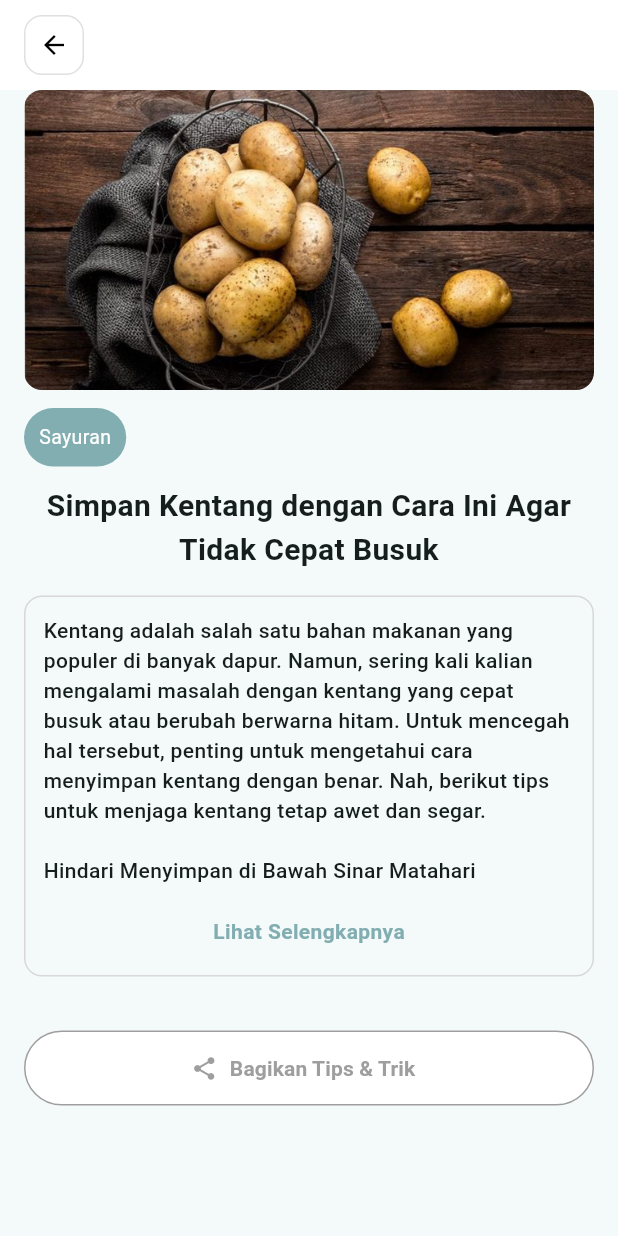
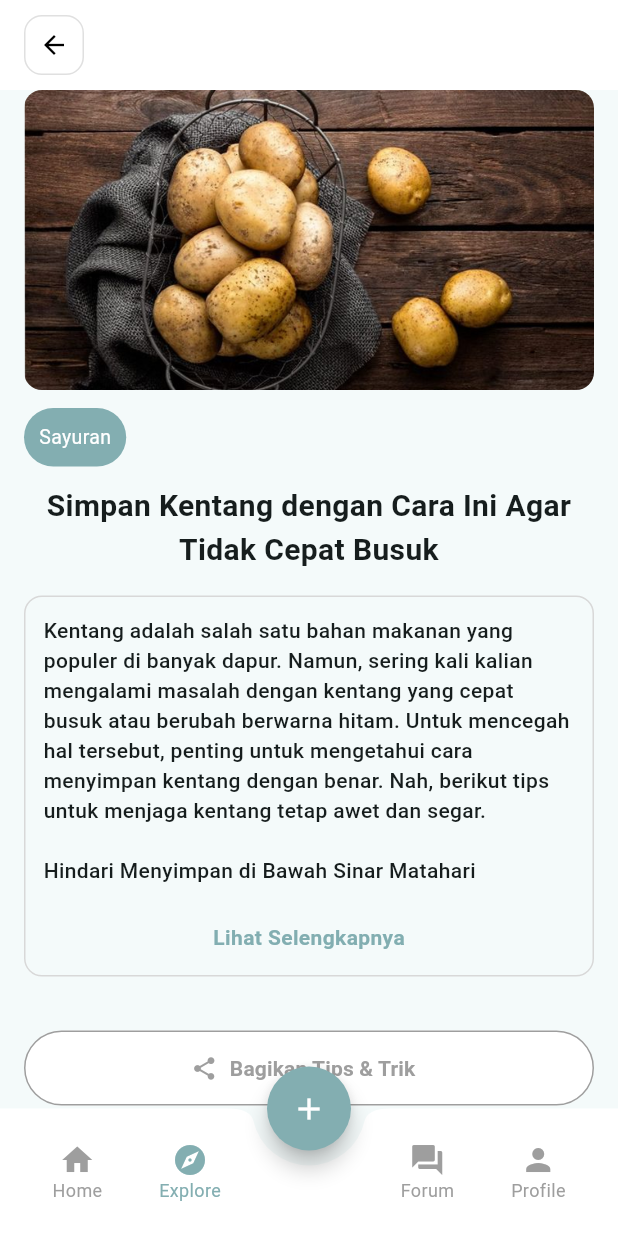
Before and after one commit to hafsahha/MASAKIO, a Flutter app: the TipsAndTrikPage screen opened directly, on a phone screen of 412 x 824 dp. Run offline on Flutter 3.47's test engine with Material 3 defaults, Android fonts, the phone set to English and light mode, and no system bars; our stand-ins replace image_picker, video_player.

```diff
--- a/lib/Tips Trik/detail_tips.dart
+++ b/lib/Tips Trik/detail_tips.dart
@@ -1,24 +1,14 @@
 import 'package:flutter/material.dart';
-
-class MyApp extends StatelessWidget {
-  const MyApp({super.key});
-
-  @override
-  Widget build(BuildContext context) {
-    return MaterialApp(
-      debugShowCheckedModeBanner: false,
-      title: 'Tips & Trik',
-      theme: ThemeData(
-        fontFamily: 'Montserrat',
-        scaffoldBackgroundColor: Colors.white,
-      ),
-      home: const TipsAndTrikPage(),
-    );
-  }
-}
+import 'package:masakio/.components/navbar.dart';
+import 'package:masakio/.components/bottom_popup.dart';
+import 'package:masakio/.components/button.dart';
+import 'package:masakio/Tambah Resep/tambah_resep1.dart';
+import 'package:masakio/Tips Trik/tambah_tips.dart';
+import 'package:masakio/main_page.dart';
 
 class TipsAndTrikPage extends StatefulWidget {
   const TipsAndTrikPage({super.key});
+
   @override
   State<TipsAndTrikPage> createState() => _TipsAndTrikPageState();
 }
@@ -30,6 +20,57 @@ class _TipsAndTrikPageState extends State<TipsAndTrikPage> {
     setState(() {
       _isExpanded = !_isExpanded;
     });
+  }
+
+  void _onNavbarItemSelected(int index) {
+    if (index != 1) {
+      Navigator.pushReplacement(
+        context,
+        MaterialPageRoute(
+          builder: (context) => MainPage(pageIndex: index),
+        ),
+      );
+    }
+  }
+
+  void _showBottomPopup() {
+    showModalBottomSheet(
+      context: context,
+      builder: (BuildContext context) {
+        return BottomPopup(
+          children: [
+            const Text(
+              'Mau buat apa hari ini?',
+              style: TextStyle(fontSize: 20, fontWeight: FontWeight.bold),
+            ),
+            const SizedBox(height: 30),
+            Button(
+              content: 'Buat Resep Baru',
+              onPressed: () {
+                Navigator.push(
+                  context,
+                  MaterialPageRoute(
+                    builder: (context) => const TambahResep1Page(),
+                  ),
+                );
+              },
+            ),
+            const SizedBox(height: 10),
+            Button(
+              content: 'Tulis Tips & Trik',
+              onPressed: () {
+                Navigator.push(
+                  context,
+                  MaterialPageRoute(
+                    builder: (context) => const TambahTipsPage(),
+                  ),
+                );
+              },
+            ),
+          ],
+        );
+      },
+    );
   }
 
   @override
@@ -123,89 +164,54 @@ class _TipsAndTrikPageState extends State<TipsAndTrikPage> {
                           const SizedBox(height: 12),
                           const Text(
                             'Kentang sebaiknya disimpan di tempat yang tidak terlalu dingin dengan suhu sejuk, tetapi kering. Tujuannya adalah untuk menjaga rasa alami kentang agar tidak berubah dengan mudah, serta menunda pembentukan kecambah pada kulit kentang yang menandakan awal pembusukan. \n\nPenting untuk menjaga kentang agar tidak terpapar sinar matahari langsung. Sebuah penelitian yang diterbitkan dalam Critical Reviews in Food Science and Nutrition menunjukkan bahwa paparan sinar matahari dapat menghasilkan senyawa beracun bernama solanine. Selain dapat menyebabkan rasa pahit saat dimakan, solanine juga tergolong beracun jika dikonsumsi dalam jumlah besar.',
-                            style: TextStyle(fontSize: 14, fontWeight: FontWeight.w400),
+                            style: TextStyle(fontSize: 14),
                           ),
                           const SizedBox(height: 12),
                           const Text(
                             'Jangan Simpan di Tempat yang Tertutup Rapat',
-                            style: TextStyle(fontSize: 14, fontWeight: FontWeight.w700),
+                            style: TextStyle(fontWeight: FontWeight.w700),
                           ),
                           const SizedBox(height: 4),
                           const Text(
-                            'Sirkulasi udara adalah kunci untuk menjaga kentang tetap segar. Sebaiknya, simpan kentang dalam wadah terbuka, seperti keranjang atau kantong berjaring agar udara bisa masuk dan keluar dengan bebas.\n\nHindari menyimpan kentang dalam kantong plastik karena ini dapat memicu kelembapan yang mempercepat kerusakan. Jika kamu menggunakan kantong plastik saat berbelanja, pastikan untuk segera mengeluarkan kentang agar dapat disimpan lebih lama.',
-                            style: TextStyle(fontSize: 14, fontWeight: FontWeight.w400),
+                            'Sirkulasi udara adalah kunci untuk menjaga kentang tetap segar. Sebaiknya, simpan kentang dalam wadah terbuka, seperti keranjang atau kantong berjaring agar udara bisa masuk dan keluar dengan bebas.\n\nHindari menyimpan kentang dalam kantong plastik karena ini dapat memicu kelembapan yang mempercepat kerusakan.',
+                            style: TextStyle(fontSize: 14),
                           ),
                           const SizedBox(height: 12),
                           const Text(
                             'Jangan Simpan di Kulkas',
-                            style: TextStyle(fontSize: 14, fontWeight: FontWeight.w700),
+                            style: TextStyle(fontWeight: FontWeight.w700),
                           ),
                           const SizedBox(height: 4),
                           const Text(
-                            'Tidak semua bahan makanan dapat bertahan lama saat disimpan di dalam kulkas. Kentang adalah salah satu bahan yang justru akan kurang baik jika disimpan dan diletakkan di lemari es. Cara menyimpan kentang di kulkas ini kurang baik untuk ketahanan dari kentang.\n\nSelain memengaruhi ketahanan, suhu dingin dapat mengubah kandungan pati pada kentang menjadi gula yang akan berdampak pada rasa saat dikonsumsi. Di samping itu, tekstur kentang juga akan menjadi lebih lembek.',
-                            style: TextStyle(fontSize: 14, fontWeight: FontWeight.w400),
+                            'Kentang akan lebih mudah rusak jika disimpan di lemari es. Suhu dingin bisa mengubah kandungan pati menjadi gula, mengubah rasa dan tekstur kentang.',
+                            style: TextStyle(fontSize: 14),
                           ),
                           const SizedBox(height: 12),
                           const Text(
                             'Cara Menyimpan Kentang yang Sudah Dikupas',
-                            style: TextStyle(fontSize: 14, fontWeight: FontWeight.w700),
+                            style: TextStyle(fontWeight: FontWeight.w700),
                           ),
                           const SizedBox(height: 4),
                           const Text(
-                            'Cara menyimpan kentang yang sudah dikupas berbeda dengan cara menyimpan sebelum dikupas. Kentang segar yang masih berkulit sebaiknya tidak langsung dicuci. Mencuci kentang dengan kulitnya justru dapat menciptakan kondisi lembap yang mendorong pertumbuhan jamur dan bakteri.\n\nMeskipun tampak kotor dan penuh tanah, biarkan kentang dalam kondisi tersebut sampai siap untuk diolah. Saat sudah dikupas, kentang cenderung lebih mudah menghitam ketika terpapar udara. Hal ini disebabkan oleh kandungan polifenol oksidase dalam kentang yang bereaksi dengan oksigen, mengubah daging kentang menjadi berwarna kecokelatan atau keabu-abuan. Untuk mencegah warna menghitam pada kentang yang sudah dikupas, kalian bisa merendam kentang dalam baskom berisi air.',
-                            style: TextStyle(fontSize: 14, fontWeight: FontWeight.w400),
+                            'Simpan dalam air agar tidak menghitam. Jangan dicuci terlalu awal saat belum ingin digunakan untuk menghindari kelembapan berlebih.',
+                            style: TextStyle(fontSize: 14),
                           ),
                         ],
                       ],
                     ),
                   ),
-                  if (!_isExpanded)
-                    Positioned(
-                      bottom: 0,
-                      left: 0,
-                      right: 0,
-                      child: Container(
-                        height: 60,
-                        decoration: const BoxDecoration(
-                          gradient: LinearGradient(
-                            begin: Alignment.topCenter,
-                            end: Alignment.bottomCenter,
-                            colors: [
-                              Colors.transparent,
-                              Colors.transparent,
-                            ],
-                          ),
-                          borderRadius: BorderRadius.vertical(
-                            bottom: Radius.circular(12),
-                          ),
-                        ),
-                        alignment: Alignment.center,
-                        child: GestureDetector(
-                          onTap: _toggleExpansion,
-                          child: const Text(
-                            'Lihat Selengkapnya',
-                            style: TextStyle(
-                              color: Color(0xFF82AEB1),
-                              fontSize: 14,
-                              fontWeight: FontWeight.w700,
-                            ),
-                          ),
-                        ),
-                      ),
-                    ),
-                  if (_isExpanded)
                   Positioned(
                     bottom: 0,
                     left: 0,
                     right: 0,
                     child: Container(
                       alignment: Alignment.center,
-                        padding: const EdgeInsets.only(top: 0, bottom: 16),
+                      padding: const EdgeInsets.only(bottom: 16),
                       child: GestureDetector(
                         onTap: _toggleExpansion,
-                          child: const Text(
-                            'Lihat Lebih Sedikit',
-                            style: TextStyle(
+                        child: Text(
+                          _isExpanded ? 'Lihat Lebih Sedikit' : 'Lihat Selengkapnya',
+                          style: const TextStyle(
                             color: Color(0xFF82AEB1),
                             fontSize: 14,
                             fontWeight: FontWeight.w700,
@@ -245,6 +251,17 @@ class _TipsAndTrikPageState extends State<TipsAndTrikPage> {
           ],
         ),
       ),
+      floatingActionButton: FloatingActionButton(
+        backgroundColor: const Color(0xFF83AEB1),
+        shape: const CircleBorder(),
+        onPressed: _showBottomPopup,
+        child: const Icon(Icons.add, color: Colors.white),
+      ),
+      floatingActionButtonLocation: FloatingActionButtonLocation.centerDocked,
+      bottomNavigationBar: Navbar(
+        idx: 1,
+        onItemSelected: _onNavbarItemSelected,
+      ),
     );
   }
 }
```
Lines whose indentation alone changed are shown as unchanged.
